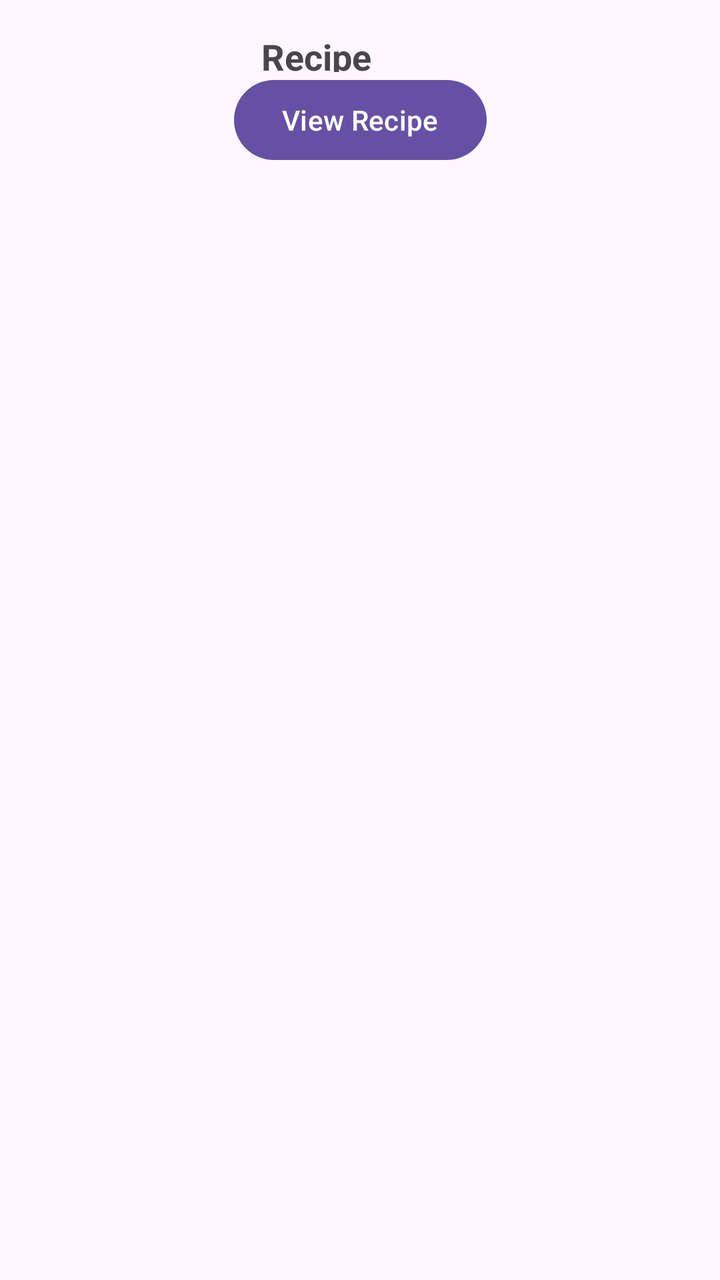
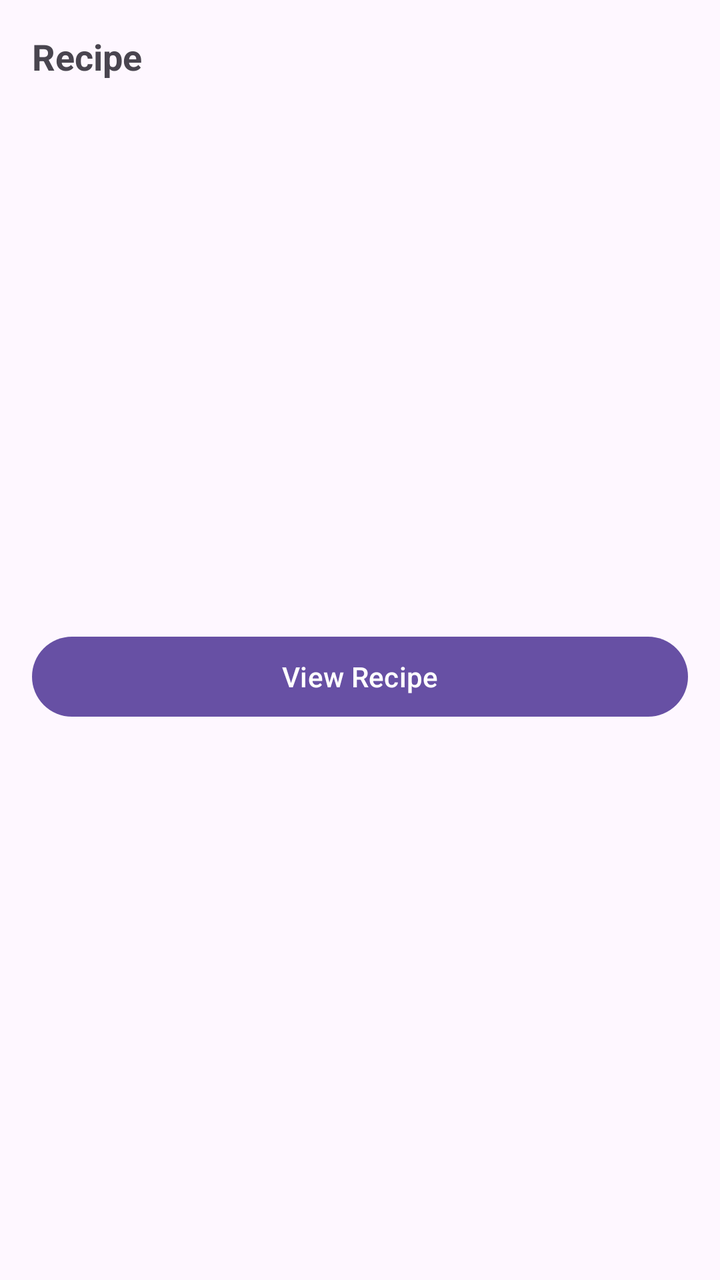

The first picture is an Android layout as it rendered before a commit; the second is the same layout after the commit. The layout source and the unified diff follow.
<!-- AndroidManifest.xml: application theme Theme.SmartPantryManager -->
<!-- res/layout/item_recipe.xml -->
<?xml version="1.0" encoding="utf-8"?>
<androidx.constraintlayout.widget.ConstraintLayout xmlns:android="http://schemas.android.com/apk/res/android"
    xmlns:app="http://schemas.android.com/apk/res-auto"
    xmlns:tools="http://schemas.android.com/tools"
    android:layout_width="match_parent"
    android:layout_height="wrap_content">

    <TextView
        android:id="@+id/txtRecipeName"
        android:layout_width="99dp"
        android:layout_height="20dp"
        android:layout_marginTop="16dp"
        android:text="Recipe Name"
        android:textSize="18sp"
        android:textStyle="bold"
        app:layout_constraintEnd_toEndOf="parent"
        app:layout_constraintStart_toStartOf="parent"
        app:layout_constraintTop_toTopOf="parent" />

    <Button
        android:id="@+id/btnViewRecipe"
        android:layout_width="wrap_content"
        android:layout_height="wrap_content"
        android:text="View Recipe"
        app:layout_constraintEnd_toEndOf="parent"
        app:layout_constraintStart_toStartOf="parent"
        app:layout_constraintTop_toBottomOf="@+id/txtRecipeName" />
</androidx.constraintlayout.widget.ConstraintLayout>
<!-- resources referenced by this layout -->
<resources>
  <style name="Theme.SmartPantryManager" parent="Base.Theme.SmartPantryManager" />
  <style name="Base.Theme.SmartPantryManager" parent="Theme.Material3.DayNight.NoActionBar">
          
          
      </style>
</resources>

<!-- the commit's change to res/layout/item_recipe.xml (unified diff, before → after) -->
@@ -1,28 +1,31 @@
 <?xml version="1.0" encoding="utf-8"?>
-<androidx.constraintlayout.widget.ConstraintLayout xmlns:android="http://schemas.android.com/apk/res/android"
+<androidx.constraintlayout.widget.ConstraintLayout
+    xmlns:android="http://schemas.android.com/apk/res/android"
     xmlns:app="http://schemas.android.com/apk/res-auto"
-    xmlns:tools="http://schemas.android.com/tools"
     android:layout_width="match_parent"
-    android:layout_height="wrap_content">
+    android:layout_height="wrap_content"
+    android:padding="16dp">
 
     <TextView
         android:id="@+id/txtRecipeName"
-        android:layout_width="99dp"
-        android:layout_height="20dp"
-        android:layout_marginTop="16dp"
-        android:text="Recipe Name"
+        android:layout_width="0dp"
+        android:layout_height="wrap_content"
+        android:text="@string/recipe"
         android:textSize="18sp"
         android:textStyle="bold"
+        app:layout_constraintStart_toStartOf="parent"
         app:layout_constraintEnd_toEndOf="parent"
-        app:layout_constraintStart_toStartOf="parent"
         app:layout_constraintTop_toTopOf="parent" />
 
     <Button
         android:id="@+id/btnViewRecipe"
-        android:layout_width="wrap_content"
+        android:layout_width="0dp"
         android:layout_height="wrap_content"
-        android:text="View Recipe"
+        android:layout_marginTop="12dp"
+        android:text="@string/view_recipe"
+        app:layout_constraintStart_toStartOf="parent"
         app:layout_constraintEnd_toEndOf="parent"
-        app:layout_constraintStart_toStartOf="parent"
-        app:layout_constraintTop_toBottomOf="@+id/txtRecipeName" />
+        app:layout_constraintTop_toBottomOf="@id/txtRecipeName"
+        app:layout_constraintBottom_toBottomOf="parent" />
+
 </androidx.constraintlayout.widget.ConstraintLayout>
<!-- resource entries referenced after the edit -->
@@ -1,5 +1,7 @@
 <!-- resources referenced by this layout -->
 <resources>
+  <string name="recipe">Recipe</string>
+  <string name="view_recipe">View Recipe</string>
   <style name="Theme.SmartPantryManager" parent="Base.Theme.SmartPantryManager" />
   <style name="Base.Theme.SmartPantryManager" parent="Theme.Material3.DayNight.NoActionBar">
           
